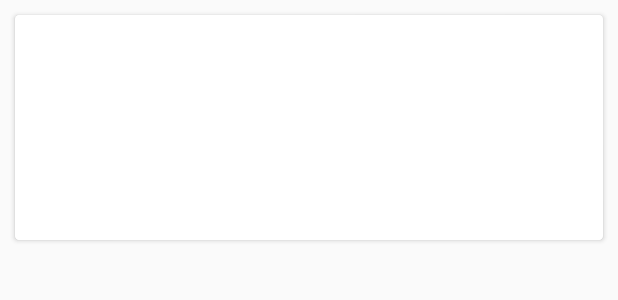
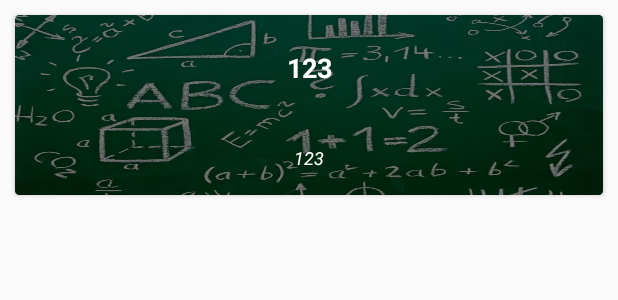
Before and after one commit to uethackathon2017/Alpha-Go, an Android app: the layout row_main.xml on its own in the app's theme, with its tools: preview values and no code run, on a phone screen of 412 x 824 dp. Shown: the top 300 px of the screen. Run offline under Robolectric (Android 15) with nearby library versions, the phone set to English and light mode, and no system bars.

Commit message:
Fix lỗi

```diff
--- a/app/src/main/res/layout/fragment_main.xml
+++ b/app/src/main/res/layout/fragment_main.xml
@@ -6,6 +6,7 @@
 
     <android.support.v7.widget.RecyclerView
         android:id="@+id/recyclerView"
+        android:background="@color/colorPrimary"
         android:layout_width="match_parent"
         android:layout_height="match_parent" />
 
--- a/app/src/main/res/layout/row_main.xml
+++ b/app/src/main/res/layout/row_main.xml
@@ -8,17 +8,19 @@
 
     <LinearLayout
         android:layout_width="match_parent"
-        android:layout_height="150dp"
-        android:background="@color/white"
+        android:layout_height="120dp"
+        android:background="@drawable/nav_wall">
+
+        <LinearLayout
+            android:layout_width="match_parent"
+            android:layout_height="120dp"
+            android:background="#85000000"
             android:orientation="vertical">
 
             <TextView
                 android:id="@+id/text_main"
                 android:layout_width="match_parent"
-            android:layout_height="90dp"
-            android:layout_marginLeft="10dp"
-            android:layout_marginRight="10dp"
-            android:layout_marginTop="10dp"
+                android:layout_height="70dp"
                 android:gravity="center"
                 android:text="123"
                 android:textColor="@color/white"
@@ -28,10 +30,7 @@
             <TextView
                 android:id="@+id/tuc_ngu_text"
                 android:layout_width="match_parent"
-            android:layout_height="60dp"
-            android:layout_marginBottom="10dp"
-            android:layout_marginLeft="10dp"
-            android:layout_marginRight="10dp"
+                android:layout_height="50dp"
                 android:gravity="center"
                 android:text="123"
                 android:textColor="@color/white"
@@ -39,4 +38,7 @@
                 android:textStyle="italic" />
 
         </LinearLayout>
+    </LinearLayout>
+
+
 </android.support.v7.widget.CardView>
--- a/app/src/main/res/menu/drawer.xml
+++ b/app/src/main/res/menu/drawer.xml
@@ -2,6 +2,10 @@
 <menu xmlns:android="http://schemas.android.com/apk/res/android">
 
     <group android:checkableBehavior="single">
+        <item
+            android:id="@+id/nav_home"
+            android:icon="@drawable/home"
+            android:title="Trang chủ" />
         <item
             android:id="@+id/nav_news"
             android:icon="@drawable/infor"
```
Also changed, not shown: app/src/main/java/com/quang/tracnghiemtoan/acivities/MainActivity.java (+12 -1 lines), app/src/main/java/com/quang/tracnghiemtoan/adapters/MainAdapter.java (+21 -7 lines), app/src/main/java/com/quang/tracnghiemtoan/fragments/MainFragment.java (+59 -0 lines), app/src/main/java/com/quang/tracnghiemtoan/fragments/NewsFragment.java (+19 -1 lines). Lines whose indentation alone changed are shown as unchanged.
